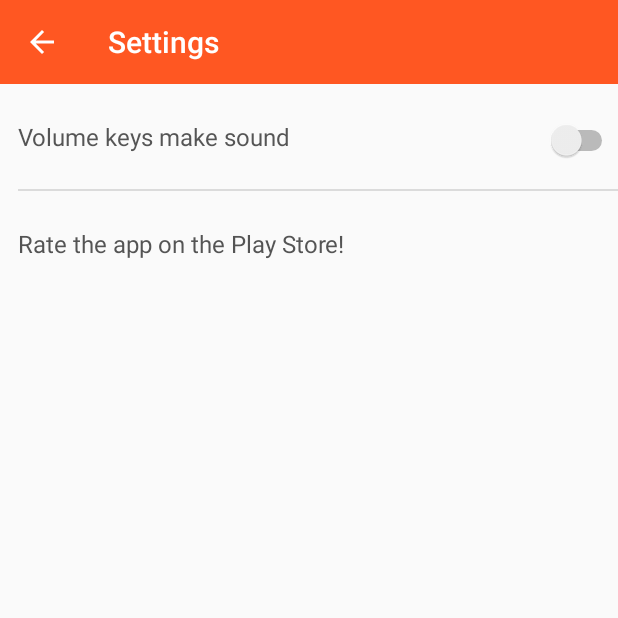
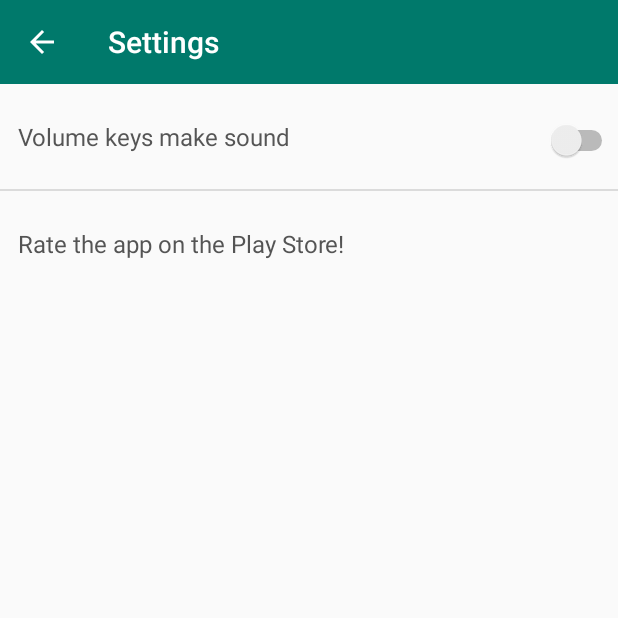
Before and after one commit to heisenberg15/Dog-clicker-app, an Android app: the SettingsActivity screen opened directly, with no data from a screen before it, on a phone screen of 412 x 824 dp, the top half of it. Run offline under Robolectric (Android 15) with nearby library versions, the phone set to English and light mode, and no system bars.

Commit message:
Functional version

```diff
--- a/app/src/main/java/com/example/floyd/dogclicker/SettingsActivity.java
+++ b/app/src/main/java/com/example/floyd/dogclicker/SettingsActivity.java
@@ -5,13 +5,16 @@ import android.os.Bundle;
 import android.support.v7.app.AppCompatActivity;
 import android.support.v7.widget.Toolbar;
 import android.view.MenuItem;
+import android.view.View;
 import android.widget.CompoundButton;
 import android.widget.Switch;
+import android.widget.TextView;
 
 public class SettingsActivity extends AppCompatActivity
 {
     Toolbar toolbar;
     Switch aSwitch;
+    View toggleSwitchView;
     static boolean switchIsOn;
 
     @Override
@@ -20,11 +23,22 @@ public class SettingsActivity extends AppCompatActivity
         super.onCreate(savedInstanceState);
         setContentView(R.layout.activity_settings);
         aSwitch = (Switch) findViewById(R.id.switch_id);
+        toggleSwitchView = findViewById(R.id.toggle_switch_view_id);
+
+        toggleSwitchView.setOnClickListener(new View.OnClickListener()
+        {
+            @Override
+            public void onClick(View view)
+            {
+                aSwitch.toggle();
+            }
+        });
 
         setSwitchUi();
         initToolbar();
         checkSwitch();
     }
+
 
     void initToolbar()
     {
--- a/app/src/main/res/layout/activity_settings.xml
+++ b/app/src/main/res/layout/activity_settings.xml
@@ -18,12 +18,23 @@
         app:layout_constraintTop_toTopOf="parent"
         app:titleTextColor="@android:color/white" />
 
+    <View
+        android:id="@+id/toggle_switch_view_id"
+        android:layout_width="0dp"
+        android:layout_height="0dp"
+        android:clickable="true"
+        android:background="?attr/selectableItemBackground"
+        app:layout_constraintTop_toBottomOf="@+id/settings_toolbar_id"
+        app:layout_constraintBottom_toTopOf="@+id/divider_id"
+        app:layout_constraintLeft_toLeftOf="@+id/switch_text_id"
+        app:layout_constraintRight_toRightOf="parent"/>
+
     <TextView
         android:id="@+id/switch_text_id"
         android:layout_width="@dimen/switch_text_width"
         android:layout_height="wrap_content"
-        android:layout_marginLeft="12dp"
-        android:layout_marginStart="12dp"
+        android:paddingLeft="12dp"
+        android:paddingStart="12dp"
         android:layout_marginTop="24dp"
         android:text="@string/use_volume_buttons_to_make_sound"
         android:textColor="@color/settings_text_color"
@@ -47,7 +58,7 @@
         android:layout_marginTop="24dp"
         android:alpha="0.12"
         android:background="@android:color/black"
-        app:layout_constraintLeft_toLeftOf="@+id/switch_text_id"
+        app:layout_constraintLeft_toLeftOf="parent"
         app:layout_constraintRight_toRightOf="parent"
         app:layout_constraintTop_toBottomOf="@+id/switch_text_id" />
 
@@ -59,11 +70,13 @@
         android:background="?attr/selectableItemBackground"
         android:paddingBottom="18dp"
         android:paddingTop="24dp"
+        android:paddingStart="12dp"
+        android:paddingLeft="12dp"
         android:alpha="0.87"
         android:text="@string/Rate_app"
         android:textColor="@color/settings_text_color"
         android:textSize="16sp"
-        app:layout_constraintLeft_toLeftOf="@+id/divider_id"
+        app:layout_constraintLeft_toLeftOf="@+id/switch_text_id"
         app:layout_constraintRight_toRightOf="parent"
         app:layout_constraintTop_toBottomOf="@+id/divider_id" />
 
--- a/app/src/main/res/layout/help_dialog_layout.xml
+++ b/app/src/main/res/layout/help_dialog_layout.xml
@@ -9,6 +9,7 @@
     android:orientation="vertical">
 
     <TextView
+        android:id="@+id/textView"
         android:layout_width="match_parent"
         android:layout_height="wrap_content"
         android:layout_marginLeft="14dp"
@@ -68,7 +69,7 @@
         android:clickable="true"
         android:padding="8dp"
         android:text="@string/cancel"
-        android:textColor="@color/colorAccent"
+        android:textColor="@color/colorPrimary"
         android:textStyle="bold"/>
 
 </LinearLayout>
--- a/app/src/main/res/values/colors.xml
+++ b/app/src/main/res/values/colors.xml
@@ -1,7 +1,7 @@
 <?xml version="1.0" encoding="utf-8"?>
 <resources>
-    <color name="colorPrimary">#FF5722</color>
-    <color name="colorPrimaryDark">#E64A19</color>
-    <color name="colorAccent">#03A9F4</color>
+    <color name="colorPrimary">#ff00796b</color>
+    <color name="colorPrimaryDark">#ff00695c</color>
+    <color name="colorAccent">#FF5722</color>
     <color name="settings_text_color">#3b3b3b</color>
 </resources>
--- a/build.gradle
+++ b/build.gradle
@@ -5,7 +5,7 @@ buildscript {
         jcenter()
     }
     dependencies {
-        classpath 'com.android.tools.build:gradle:2.3.0'
+        classpath 'com.android.tools.build:gradle:2.3.3'
 
         // NOTE: Do not place your application dependencies here; they belong
         // in the individual module build.gradle files
```
Also changed, not shown: app/src/main/java/com/example/floyd/dogclicker/MainActivity.java (+11 -4 lines), app/src/main/res/layout/activity_main.xml (+6 -4 lines).
